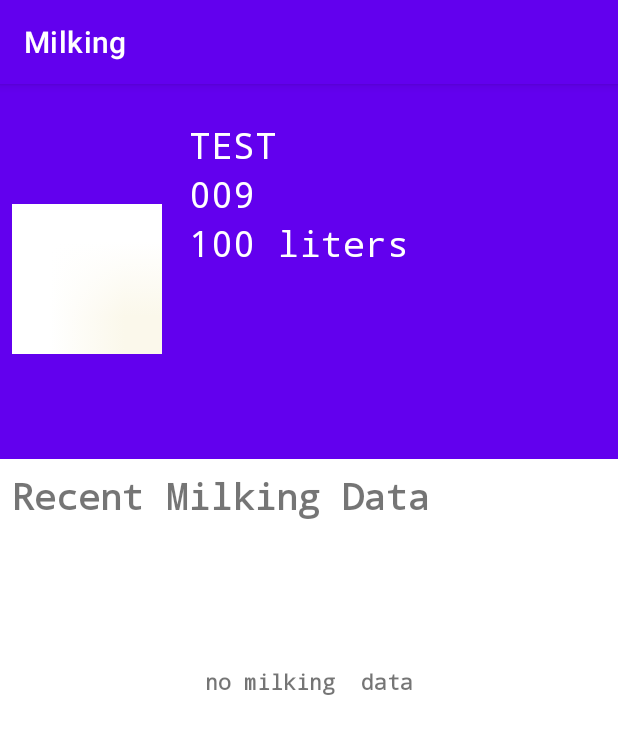
After one commit to brianwangocho/record-app, an Android app: the CowDetails screen opened directly, with no data from a screen before it, on a phone screen of 412 x 824 dp. The commit adds this screen. Shown: the top 734 px of the screen. Run offline under Robolectric (Android 15) with nearby library versions, the phone set to English and light mode, and no system bars.

Commit message:
cow details activity created with a ui placeholder

```diff
--- /dev/null
+++ b/app/src/main/java/com/example/milking/CowDetails.kt
@@ -0,0 +1,11 @@
+package com.example.milking
+
+import androidx.appcompat.app.AppCompatActivity
+import android.os.Bundle
+
+class CowDetails : AppCompatActivity() {
+    override fun onCreate(savedInstanceState: Bundle?) {
+        super.onCreate(savedInstanceState)
+        setContentView(R.layout.activity_cow_details)
+    }
+}
--- /dev/null
+++ b/app/src/main/res/drawable/rect.xml
@@ -0,0 +1,7 @@
+<?xml version="1.0" encoding="utf-8"?>
+<shape xmlns:android="http://schemas.android.com/apk/res/android"
+    android:shape="rectangle">
+    <solid android:color="#fff" />
+    <corners android:radius="30dp" />
+
+</shape>
--- /dev/null
+++ b/app/src/main/res/layout/activity_cow_details.xml
@@ -0,0 +1,141 @@
+<?xml version="1.0" encoding="utf-8"?>
+<RelativeLayout xmlns:android="http://schemas.android.com/apk/res/android"
+    xmlns:app="http://schemas.android.com/apk/res-auto"
+    xmlns:tools="http://schemas.android.com/tools"
+    android:layout_width="match_parent"
+    android:layout_height="match_parent"
+    tools:context=".CowDetails">
+
+<!--  PROFILE CARD  -->
+
+          <RelativeLayout
+              android:layout_width="match_parent"
+              android:layout_height="250dp"
+              android:background="@color/purple_500"
+              android:id="@+id/profile_card"
+              >
+              <ImageView
+                  android:layout_width="100dp"
+                  android:layout_height="100dp"
+                  android:src="@mipmap/cow_feeding"
+                  android:layout_marginStart="8dp"
+                  android:layout_marginTop="80dp"
+                  android:id="@+id/cow_image"
+                  />
+
+              <TextView
+                  android:id="@+id/cow_name"
+                  android:layout_width="wrap_content"
+                  android:layout_height="wrap_content"
+                  android:layout_marginStart="18dp"
+                  android:layout_marginTop="24dp"
+                  android:layout_toEndOf="@id/cow_image"
+                  android:text="TEST"
+                  android:textColor="@color/white"
+                  android:fontFamily="monospace"
+                  android:textSize="24sp" />
+
+              <TextView
+                  android:id="@+id/tag"
+                  android:layout_width="wrap_content"
+                  android:layout_height="wrap_content"
+                  android:layout_below="@id/cow_name"
+                  android:layout_marginStart="18dp"
+                  android:layout_toEndOf="@id/cow_image"
+                  android:text="009"
+                  android:fontFamily="monospace"
+                  android:textColor="@color/white"
+                  android:textSize="24sp" />
+
+              <TextView
+                  android:layout_width="wrap_content"
+                  android:layout_height="wrap_content"
+                  android:layout_below="@id/tag"
+                  android:layout_marginStart="18sp"
+                  android:layout_toEndOf="@id/cow_image"
+                  android:text="100 liters"
+                  android:fontFamily="monospace"
+                  android:textColor="@color/white"
+                  android:textSize="24sp"
+
+                  />
+
+
+
+
+
+          </RelativeLayout>
+
+    <TextView
+        android:id="@+id/milking_data_label"
+        android:layout_width="wrap_content"
+        android:layout_height="wrap_content"
+        android:layout_below="@id/profile_card"
+        android:layout_marginStart="8dp"
+        android:layout_marginTop="8dp"
+        android:text="Recent Milking Data"
+        android:fontFamily="monospace"
+        android:textSize="24sp"
+        android:textStyle="bold" />
+
+
+
+<!--   TODAY MILKING CARD-->
+    <RelativeLayout
+        android:layout_width="match_parent"
+        android:layout_height="200dp"
+        android:layout_below="@id/milking_data_label"
+        android:layout_marginStart="8dp"
+        android:layout_marginTop="8dp"
+        android:layout_marginEnd="8dp"
+        android:background="@drawable/rect"
+
+        >
+
+        <TextView
+            android:layout_width="wrap_content"
+            android:layout_height="wrap_content"
+            android:layout_centerInParent="true"
+            android:text="no milking  data"
+            android:textSize="14sp"
+            android:textStyle="bold"
+            android:fontFamily="monospace"
+            />
+
+    </RelativeLayout>
+
+
+
+
+
+
+
+
+
+
+
+
+
+
+
+
+
+
+
+
+
+
+
+
+
+
+
+
+
+
+
+
+
+
+
+</RelativeLayout>
--- a/app/src/main/res/layout/cow_bottom_sheet_form.xml
+++ b/app/src/main/res/layout/cow_bottom_sheet_form.xml
@@ -7,6 +7,7 @@
     android:layout_width="match_parent"
     android:layout_height="wrap_content"
     app:behavior_hideable="false"
+    android:background="@drawable/rect"
     app:behavior_peekHeight="132dp"
 
     >
--- a/app/src/main/res/layout/cow_list.xml
+++ b/app/src/main/res/layout/cow_list.xml
@@ -38,7 +38,7 @@
         android:textSize="16sp"
         android:layout_marginStart="5dp"
         android:layout_toEndOf="@id/cow_name_label"
-        android:textStyle="bold"
+        android:fontFamily="monospace"
         android:textColor="@color/black"
 
 
@@ -67,6 +67,7 @@
         android:layout_below="@id/cow_name"
         android:layout_marginStart="5dp"
         android:padding="5dp"
+        android:fontFamily="monospace"
         android:layout_toEndOf="@id/cow_tag_label" />
 
 </RelativeLayout>
--- a/app/src/main/res/layout/fragment_cows.xml
+++ b/app/src/main/res/layout/fragment_cows.xml
@@ -27,10 +27,10 @@
 
             android:layout_marginBottom="50dp"
             android:backgroundTint="@color/purple_500"
+            android:focusable="true"
+            android:src="@android:drawable/ic_input_add"
+
             app:backgroundTint="#fff"
-            android:focusable="true"
-
-            android:src="@android:drawable/ic_input_add"
             app:elevation="6dp"
             app:fabSize="normal" />
     </RelativeLayout>
--- a/app/src/main/res/menu/my_menu.xml
+++ b/app/src/main/res/menu/my_menu.xml
@@ -3,7 +3,7 @@
 
     <item
         android:id="@+id/dash_fragment"
-        android:title="Dash"
+        android:title="Home"
         android:icon="@drawable/ic_baseline_home_24" />
     <item
         android:id="@+id/cowsFragment"
--- a/app/src/main/res/navigation/my_nav.xml
+++ b/app/src/main/res/navigation/my_nav.xml
@@ -8,16 +8,16 @@
     <fragment
         android:id="@+id/dash_fragment"
         android:name="com.example.milking.Dashragment"
-        android:label="fragment_dashfragment"
+        android:label="Home"
         tools:layout="@layout/fragment_dashfragment" />
     <fragment
         android:id="@+id/cowsFragment"
         android:name="com.example.milking.CowsFragment"
-        android:label="fragment_cows"
+        android:label="Cows"
         tools:layout="@layout/fragment_cows" />
     <fragment
         android:id="@+id/milkingFragment"
         android:name="com.example.milking.MilkingFragment"
-        android:label="fragment_milking"
+        android:label="Milking Data"
         tools:layout="@layout/fragment_milking" />
 </navigation>
```
Also changed, not shown: app/src/main/AndroidManifest.xml (+5 -2 lines), app/src/main/java/com/example/milking/CowsFragment.kt (+25 -4 lines), app/src/main/java/com/example/milking/util/CowAdapter.kt (+15 -0 lines), app/src/main/res/drawable/cow_feeding_image_background.xml (added, +74 -0 lines), app/src/main/res/menu/search_cows_recyclerview.xml (added, +15 -0 lines), app/src/main/res/mipmap-anydpi-v26/cow_feeding.png (added), app/src/main/res/mipmap-hdpi/cow_feeding.png (added), app/src/main/res/mipmap-mdpi/cow_feeding.png (added), app/src/main/res/mipmap-xhdpi/cow_feeding.png (added), app/src/main/res/mipmap-xxhdpi/cow_feeding.png (added), app/src/main/res/mipmap-xxxhdpi/cow_feeding.png (added).
